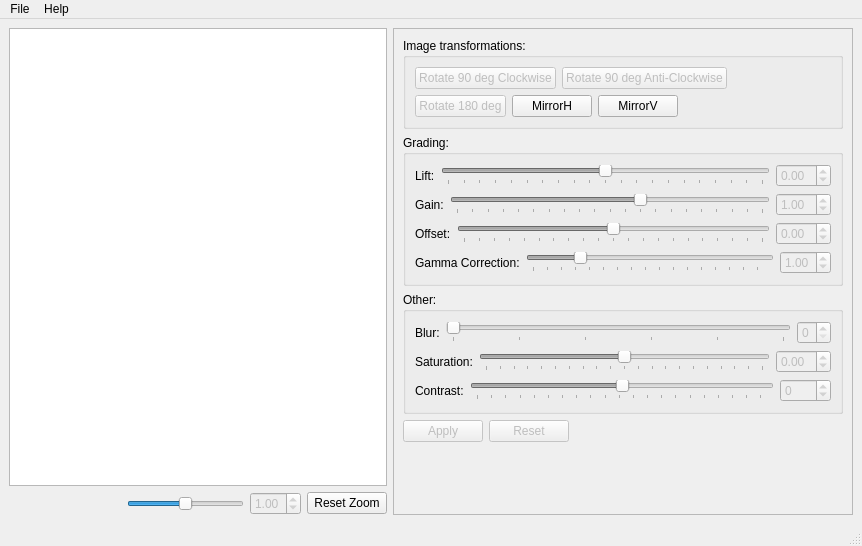
This is mainwindow.ui in abansal755/Image-Editor as Qt 5 draws it before an edit. The edited form follows.
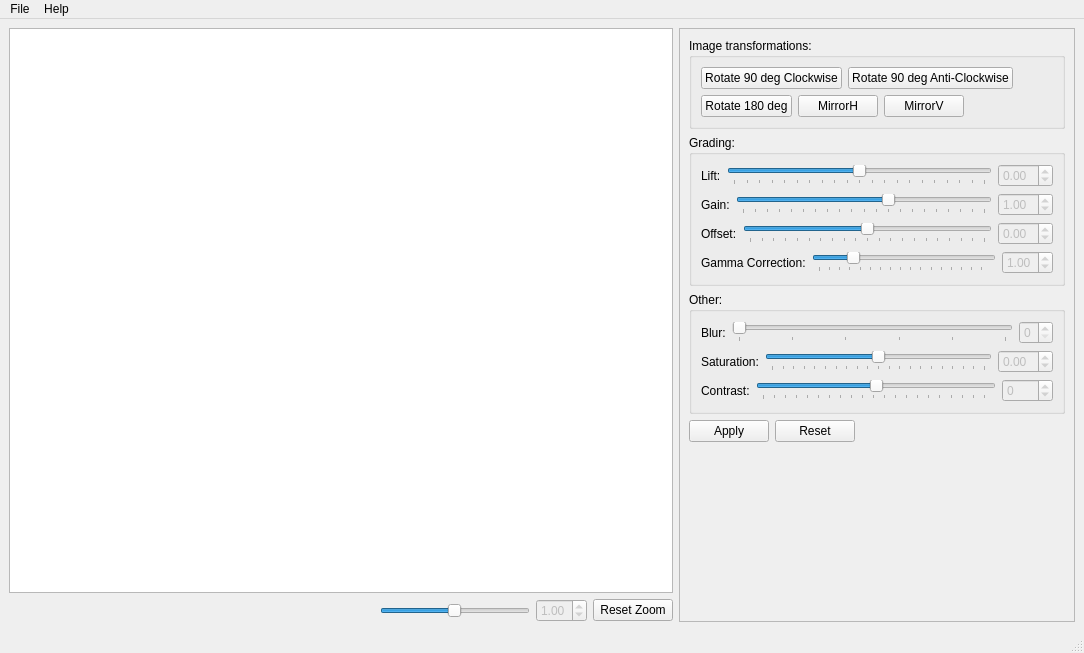
This is the edited form.

Diff of the .ui file:
```diff
--- a/mainwindow.ui
+++ b/mainwindow.ui
@@ -6,8 +6,8 @@
    <rect>
     <x>0</x>
     <y>0</y>
-    <width>862</width>
-    <height>546</height>
+    <width>1084</width>
+    <height>653</height>
    </rect>
   </property>
   <property name="sizePolicy">
@@ -109,7 +109,7 @@
       </property>
       <property name="minimumSize">
        <size>
-        <width>460</width>
+        <width>350</width>
         <height>0</height>
        </size>
       </property>
@@ -121,8 +121,8 @@
         <rect>
          <x>0</x>
          <y>0</y>
-         <width>444</width>
-         <height>487</height>
+         <width>367</width>
+         <height>592</height>
         </rect>
        </property>
        <layout class="QVBoxLayout" name="verticalLayout_5">
@@ -143,7 +143,7 @@
              <item>
               <widget class="QPushButton" name="pushButton_4">
                <property name="enabled">
-                <bool>false</bool>
+                <bool>true</bool>
                </property>
                <property name="text">
                 <string>Rotate 90 deg Clockwise</string>
@@ -153,7 +153,7 @@
              <item>
               <widget class="QPushButton" name="pushButton_5">
                <property name="enabled">
-                <bool>false</bool>
+                <bool>true</bool>
                </property>
                <property name="text">
                 <string>Rotate 90 deg Anti-Clockwise</string>
@@ -183,7 +183,7 @@
              <item>
               <widget class="QPushButton" name="pushButton_6">
                <property name="enabled">
-                <bool>false</bool>
+                <bool>true</bool>
                </property>
                <property name="text">
                 <string>Rotate 180 deg</string>
@@ -243,7 +243,7 @@
              <item>
               <widget class="QSlider" name="horizontalSlider_5">
                <property name="enabled">
-                <bool>false</bool>
+                <bool>true</bool>
                </property>
                <property name="minimum">
                 <number>-500</number>
@@ -289,7 +289,7 @@
              <item>
               <widget class="QSlider" name="horizontalSlider_6">
                <property name="enabled">
-                <bool>false</bool>
+                <bool>true</bool>
                </property>
                <property name="minimum">
                 <number>-500</number>
@@ -341,7 +341,7 @@
              <item>
               <widget class="QSlider" name="horizontalSlider_7">
                <property name="enabled">
-                <bool>false</bool>
+                <bool>true</bool>
                </property>
                <property name="minimum">
                 <number>-500</number>
@@ -387,7 +387,7 @@
              <item>
               <widget class="QSlider" name="horizontalSlider_4">
                <property name="enabled">
-                <bool>false</bool>
+                <bool>true</bool>
                </property>
                <property name="maximum">
                 <number>500</number>
@@ -475,7 +475,7 @@
              <item>
               <widget class="QSlider" name="horizontalSlider">
                <property name="enabled">
-                <bool>false</bool>
+                <bool>true</bool>
                </property>
                <property name="maximum">
                 <number>5</number>
@@ -521,7 +521,7 @@
              <item>
               <widget class="QSlider" name="horizontalSlider_2">
                <property name="enabled">
-                <bool>false</bool>
+                <bool>true</bool>
                </property>
                <property name="autoFillBackground">
                 <bool>false</bool>
@@ -573,7 +573,7 @@
              <item>
               <widget class="QSlider" name="horizontalSlider_8">
                <property name="enabled">
-                <bool>false</bool>
+                <bool>true</bool>
                </property>
                <property name="autoFillBackground">
                 <bool>false</bool>
@@ -618,7 +618,7 @@
           <item>
            <widget class="QPushButton" name="pushButton">
             <property name="enabled">
-             <bool>false</bool>
+             <bool>true</bool>
             </property>
             <property name="sizePolicy">
              <sizepolicy hsizetype="Preferred" vsizetype="Preferred">
@@ -634,7 +634,7 @@
           <item>
            <widget class="QPushButton" name="pushButton_3">
             <property name="enabled">
-             <bool>false</bool>
+             <bool>true</bool>
             </property>
             <property name="sizePolicy">
              <sizepolicy hsizetype="Preferred" vsizetype="Preferred">
@@ -686,8 +686,8 @@
     <rect>
      <x>0</x>
      <y>0</y>
-     <width>862</width>
-     <height>22</height>
+     <width>1084</width>
+     <height>21</height>
     </rect>
    </property>
    <widget class="QMenu" name="menuFile">
```
